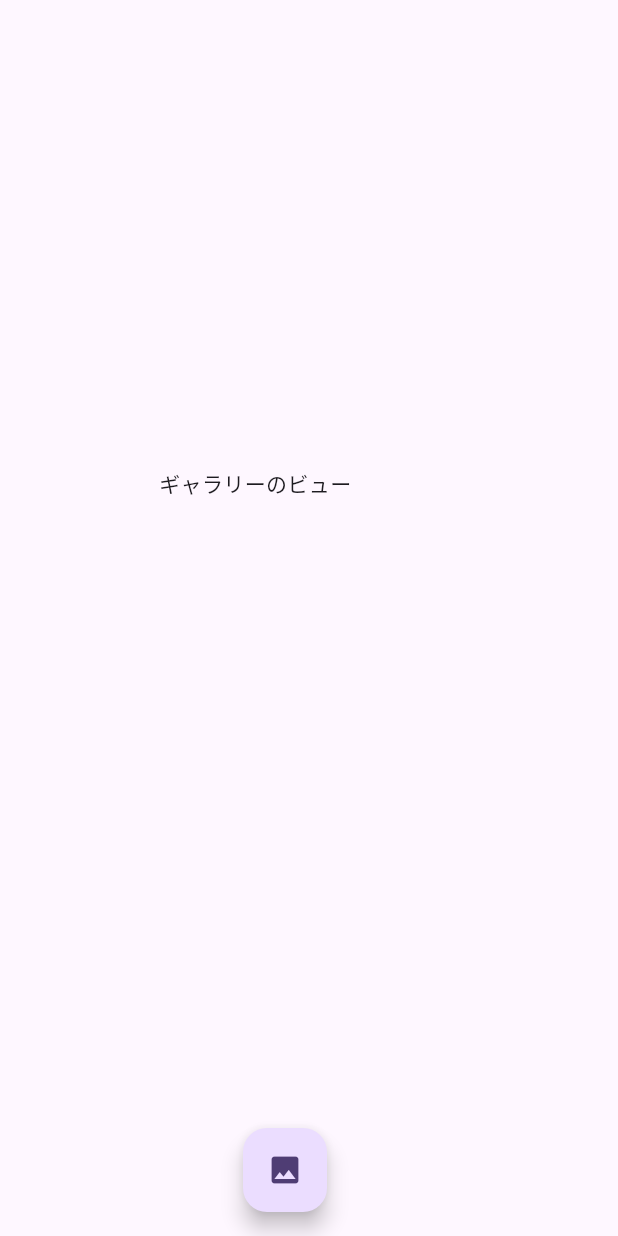
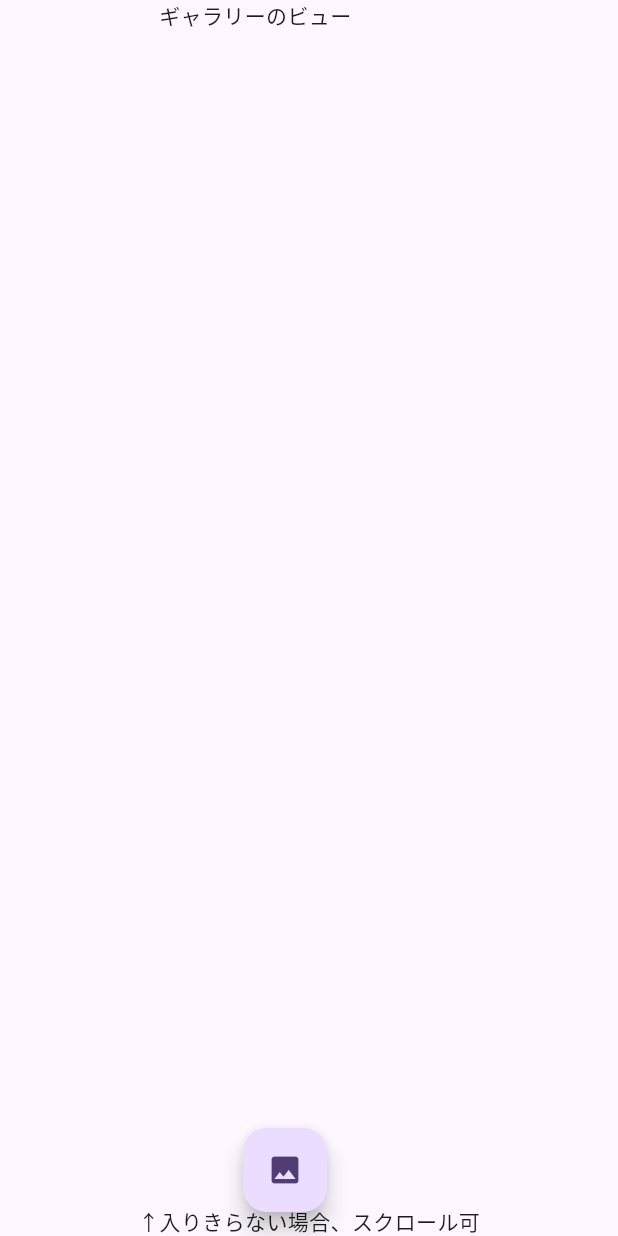
Before and after one commit to dream-developer/flutter_imagecompress, a Flutter app: the screen it shows after launch, on a phone screen of 412 x 824 dp. Run offline on Flutter 3.47's test engine with Material 3 defaults, Android fonts, the phone set to English and light mode, and no system bars; our stand-ins replace image_picker; missing offline and left inert: exif.

Commit message:
画像を加工する - Exif情報を取得する - ListView表示

```diff
--- a/lib/main.dart
+++ b/lib/main.dart
@@ -36,6 +36,7 @@
 
 class _MyHomePageState extends State<MyHomePage> {
  final ImagePicker _picker = ImagePicker();
+ final List<String> _datas = []; // Exif情報を格納用
 
   File? _image;
 
@@ -56,6 +57,12 @@
     setState(() {
       if (xfile != null) {
         _image = File(xfile.path); // XFile → File
+
+        // ListにExif情報を格納(2回目以降を考慮し、一旦クリア)
+        _datas.clear();
+        for (var MapEntry(key: key, value: value) in tags.entries) {
+          _datas.add('[$key] $value');
+        }
       }
     });
   }
@@ -70,11 +77,18 @@
             : Image.file(_image!),
     );
 
+  final list = ListView.builder( // Exif情報を表示するListView
+      itemCount: _datas.length,
+      itemBuilder: (c, i) => Text(_datas[i]),
+    );
+
     final body = Center(
       child: Column(
         mainAxisAlignment: MainAxisAlignment.center,
         children: [
-          imageView, // ギャラリーのビュー
+          imageView,
+          Expanded(child: list), // ListViewを配置
+          const Text("↑入りきらない場合、スクロール可"),
         ],
       )
     );
@@ -93,7 +107,6 @@
       body: body, // ボディー
       floatingActionButton: fab,
     );
-
     return SafeArea(
       child: sc,
     );
```
